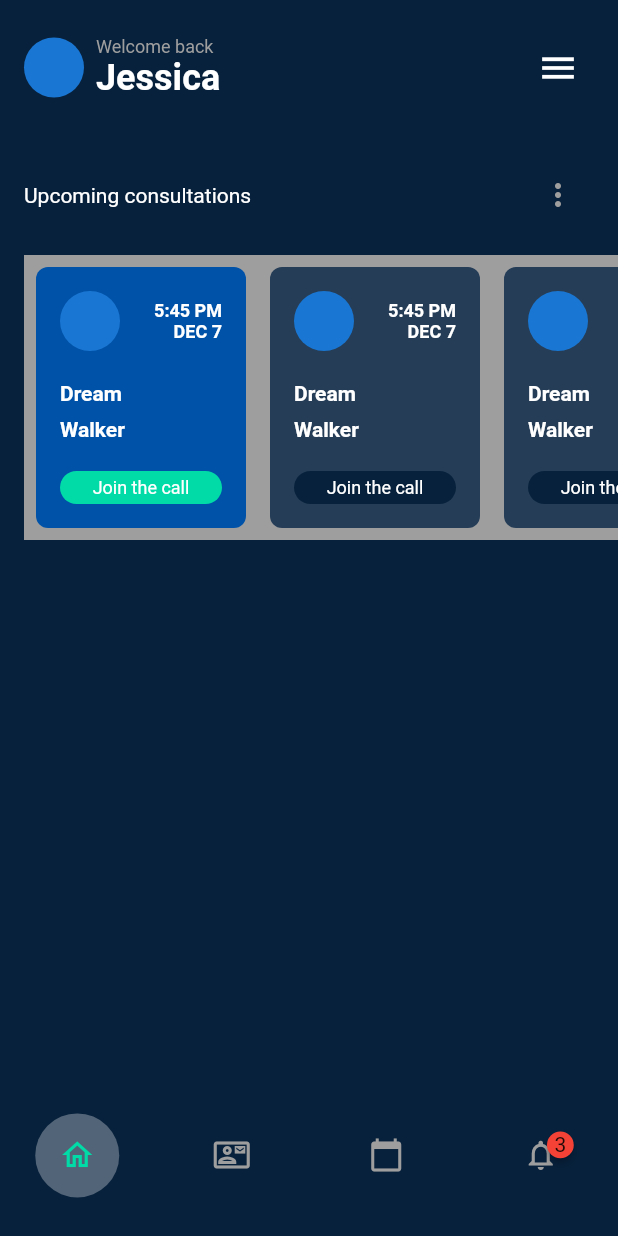
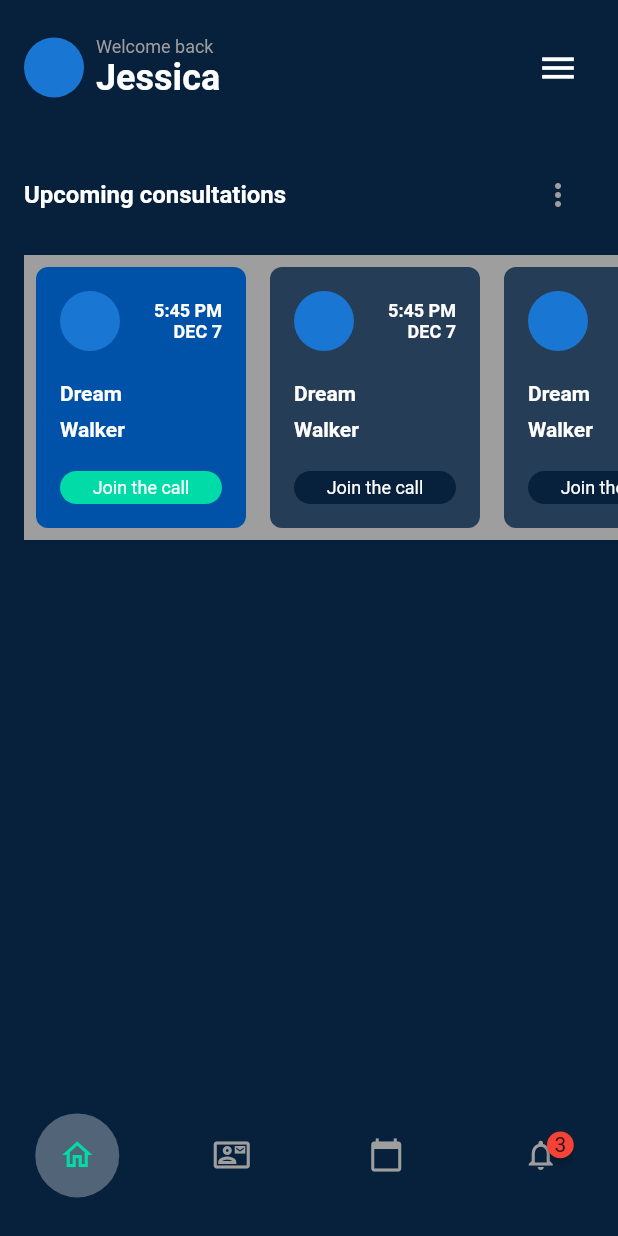
Before and after one commit to JAICHANGPARK/flutter_notebook_17th_story, a Flutter app: the MedicalMainPage screen opened directly, on a phone screen of 412 x 824 dp. Run offline on Flutter 3.47's test engine with Material 2 defaults, Android fonts, the phone set to English and light mode, and no system bars; drawn by our look-alikes of badges; our stand-ins replace cached_network_image, fl_chart, flutter_riverpod, freezed_annotation, ionicons, percent_indicator; network calls fail.

Commit message:
Update medical_main_page.dart

```diff
--- a/lib/ep1032_medical_app/src/medical_main_page.dart
+++ b/lib/ep1032_medical_app/src/medical_main_page.dart
@@ -59,8 +59,10 @@ class MedicalMainPage extends StatelessWidget {
                       children: [
                         const Text(
                           "Upcoming consultations",
-                          style: const TextStyle(
+                          style: TextStyle(
                             color: Colors.white,
+                            fontSize: 16,
+                            fontWeight: FontWeight.bold,
                           ),
                         ),
                         IconButton(
@@ -121,38 +123,38 @@ class MedicalMainPage extends StatelessWidget {
                                           )
                                         ],
                                       ),
-                                      SizedBox(
+                                      const SizedBox(
                                         height: 16,
                                       ),
-                                      Text(
+                                      const Text(
                                         "Dream",
                                         style: TextStyle(
                                           color: Colors.white,
                                           fontWeight: FontWeight.bold,
                                         ),
                                       ),
-                                      SizedBox(
+                                      const SizedBox(
                                         height: 4,
                                       ),
-                                      Text(
+                                      const Text(
                                         "Walker",
                                         style: TextStyle(
                                           color: Colors.white,
                                           fontWeight: FontWeight.bold,
                                         ),
                                       ),
-                                      SizedBox(
+                                      const SizedBox(
                                         height: 16,
                                       ),
                                       Container(
                                         decoration: BoxDecoration(
                                           color: index == 0
-                                              ? Color.fromRGBO(0, 219, 167, 1)
-                                              : Color.fromRGBO(7, 33, 60, 1),
+                                              ? const Color.fromRGBO(0, 219, 167, 1)
+                                              : const Color.fromRGBO(7, 33, 60, 1),
                                           borderRadius: BorderRadius.circular(16),
                                         ),
-                                        padding: EdgeInsets.symmetric(horizontal: 8, vertical: 4),
-                                        child: Center(
+                                        padding: const EdgeInsets.symmetric(horizontal: 8, vertical: 4),
+                                        child: const Center(
                                           child: Text(
                                             "Join the call",
                                             style: TextStyle(color: Colors.white, fontSize: 12),
```
